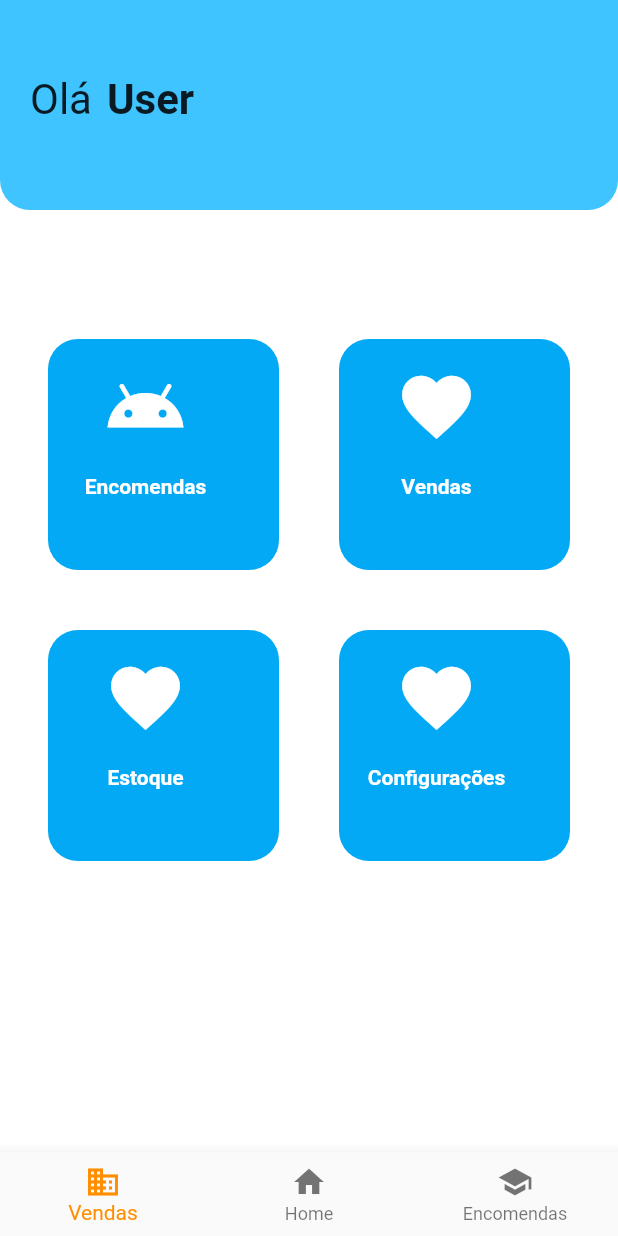
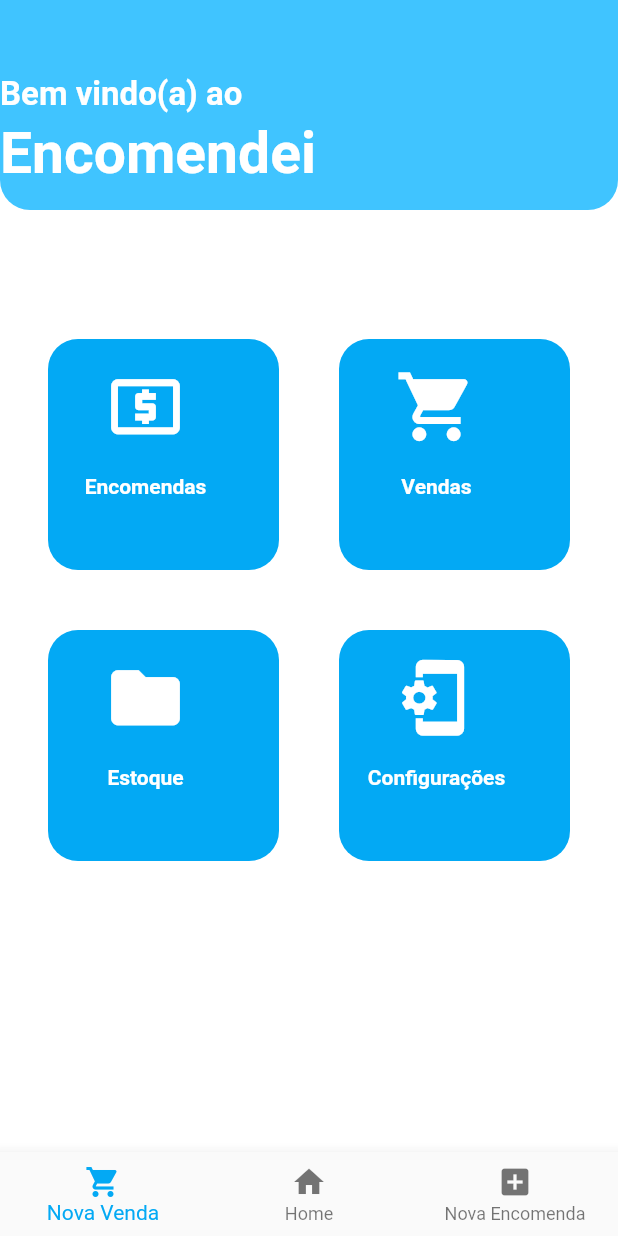
Before and after one commit to wpdcastro/ProjetoFlutter, a Flutter app: the screen it shows after launch, on a phone screen of 412 x 824 dp. Run offline on Flutter 3.47's test engine with Material 2 defaults, Android fonts, the phone set to English and light mode, and no system bars; our stand-ins replace cached_network_image, flutter_masked_text, flutter_mobx, flutter_staggered_animations, mobx; generated files the repository leaves out were written again; Roboto replaces fonts that are missing (Google).

```diff
--- a/lib/constants/routing.dart
+++ b/lib/constants/routing.dart
@@ -3,4 +3,8 @@ class ConstantRoutes {
   static const String MenuPageRoute = '/';
   static const String StockPageRoute = '/stock';
   static const String LoginPageRoute = '/login';
+  static const String OrderPageRoute = '/order';
+  static const String AddOrderPageRoute = '/order/create';
+  static const String ConfigPageRoute = '/config';
+  static const String SellPageRoute   = '/sell';
 }
--- a/lib/main.dart
+++ b/lib/main.dart
@@ -1,6 +1,10 @@
 import 'package:flutter/material.dart';
+import 'package:frio_ai/pages/add_order/add_order.dart';
+import 'package:frio_ai/pages/config/config.dart';
 import 'package:frio_ai/pages/login_page/login.page.dart';
 import 'package:frio_ai/pages/menu_page/menu_page.dart';
+import 'package:frio_ai/pages/order/order.dart';
+import 'package:frio_ai/pages/sell/sell.dart';
 import 'package:frio_ai/pages/stock_page/stock_page.dart';
 import 'constants/routing.dart';
 import 'routes.dart' as router;
@@ -24,9 +28,16 @@ class MyApp extends StatelessWidget {
         "/" : (context) => MenuPage(),
         '/login' : (context) => LoginPage(),
         '/stock' : (context) => StockPage(),
+        '/order' : (context) => OrderPage(),
+        '/order/create' : (context) => AddOrderPage(),
+        '/sell' : (context) => SellPage(),
+        '/config' : (context) => ConfigPage(),
       }
     );
   }
+}
+
+class AddSellPage {
 }
 
 class MyApp1 extends StatelessWidget {
--- a/lib/pages/menu_page/menu_page.dart
+++ b/lib/pages/menu_page/menu_page.dart
@@ -45,25 +45,25 @@ class MenuPage extends StatelessWidget {
               MenuItem(
                 name: 'Encomendas',
                 icon: Icon(
-                  Icons.android,
+                  Icons.local_atm,
                   color: Colors.white,
                   size: 55.0,
                 ),
-                route: ConstantRoutes.StockPageRoute,
+                route: ConstantRoutes.OrderPageRoute,
               ),
               MenuItem(
                 name: 'Vendas',
                 icon: Icon(
-                  Icons.favorite,
+                  Icons.local_grocery_store,
                   color: Colors.white,
                   size: 55.0,
                 ),
-                route: ConstantRoutes.LoginPageRoute,
+                route: ConstantRoutes.SellPageRoute,
               ),
               MenuItem(
                 name: 'Estoque',
                 icon: Icon(
-                  Icons.favorite,
+                  Icons.folder,
                   color: Colors.white,
                   size: 55.0,
                 ),
@@ -72,11 +72,11 @@ class MenuPage extends StatelessWidget {
               MenuItem(
                 name: 'Configurações',
                 icon: Icon(
-                  Icons.favorite,
+                  Icons.phonelink_setup,
                   color: Colors.white,
                   size: 55.0,
                 ),
-                route: ConstantRoutes.StockPageRoute,
+                route: ConstantRoutes.ConfigPageRoute,
               ),
             ],
           )
--- a/lib/pages/menu_page/widgets/app_bar_menu.dart
+++ b/lib/pages/menu_page/widgets/app_bar_menu.dart
@@ -27,27 +27,31 @@ class AppBarMenu extends StatelessWidget {
           ),
           Row(
             mainAxisAlignment: MainAxisAlignment.start,
-            children: <Widget>[
-              Padding(
-                padding: const EdgeInsets.only(
-                  left: 20
-                ),
-                child: Text('Olá',
+            children: <Widget> [
+              Container(
+                height: 30,
+                child: Text('Bem vindo(a) ao',
                   style: TextStyle(
+                    fontSize: 22,
                     fontFamily: 'Google',
-                    fontSize: 28,
+                    fontWeight: FontWeight.bold,
+                    color: Colors.white,
                   ),
                 ),
               ),
-              Padding(
-                padding: const EdgeInsets.only(
-                  left: 10
-                ),
-                child: Text('User',
+            ],
+          ),
+          Row(
+            mainAxisAlignment: MainAxisAlignment.start,
+            children: <Widget> [
+              Container(
+
+                child: Text('Encomendei',
                   style: TextStyle(
+                    fontSize: 38,
                     fontFamily: 'Google',
                     fontWeight: FontWeight.bold,
-                    fontSize: 28,
+                    color: Colors.white,
                   ),
                 ),
               ),
--- a/lib/pages/widgets/bot_nav.dart
+++ b/lib/pages/widgets/bot_nav.dart
@@ -14,19 +14,23 @@ class BotNav extends StatelessWidget {
       child: BottomNavigationBar(
         items: const <BottomNavigationBarItem> [
           BottomNavigationBarItem(
-            icon: Icon(Icons.business),
-            title: Text('Vendas'),
+            icon: Icon(Icons.local_grocery_store),
+            title: Text('Nova Venda'),
           ),
+
           BottomNavigationBarItem(
             icon: Icon(Icons.home),
             title: Text('Home'),
+
           ),
+
           BottomNavigationBarItem(
-            icon: Icon(Icons.school),
-            title: Text('Encomendas'),
+            icon: Icon(Icons.add_box,
+            ),
+            title: Text('Nova Encomenda'),
           ),
         ],
-        selectedItemColor: Colors.amber[800],
+        selectedItemColor: Colors.lightBlue,
         onTap: _onItemTapped,
       ),
     );
```
Also changed, not shown: lib/pages/add_order/add_order.dart (added, +68 -0 lines), lib/pages/add_product/add_product.dart (added, +68 -0 lines), lib/pages/add_sell/add_sell.dart (added, +22 -0 lines), lib/pages/config/config.dart (added, +32 -0 lines), lib/pages/order/order.dart (added, +50 -0 lines), lib/pages/sell/sell.dart (added, +34 -0 lines), lib/pages/sell/widgets/sell_item.dart (added, +23 -0 lines), lib/pages/stock_page/stock_page.dart (+57 -0 lines), lib/pages/widgets/btn_add.dart (added, +61 -0 lines), lib/routes.dart (+16 -0 lines).
